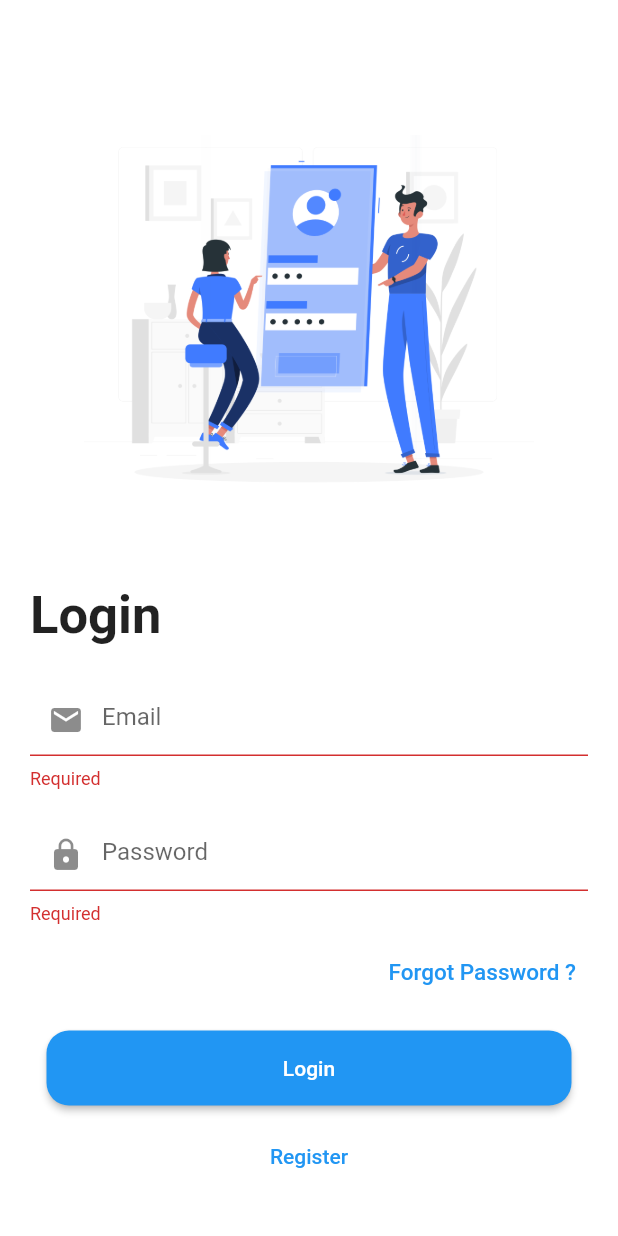
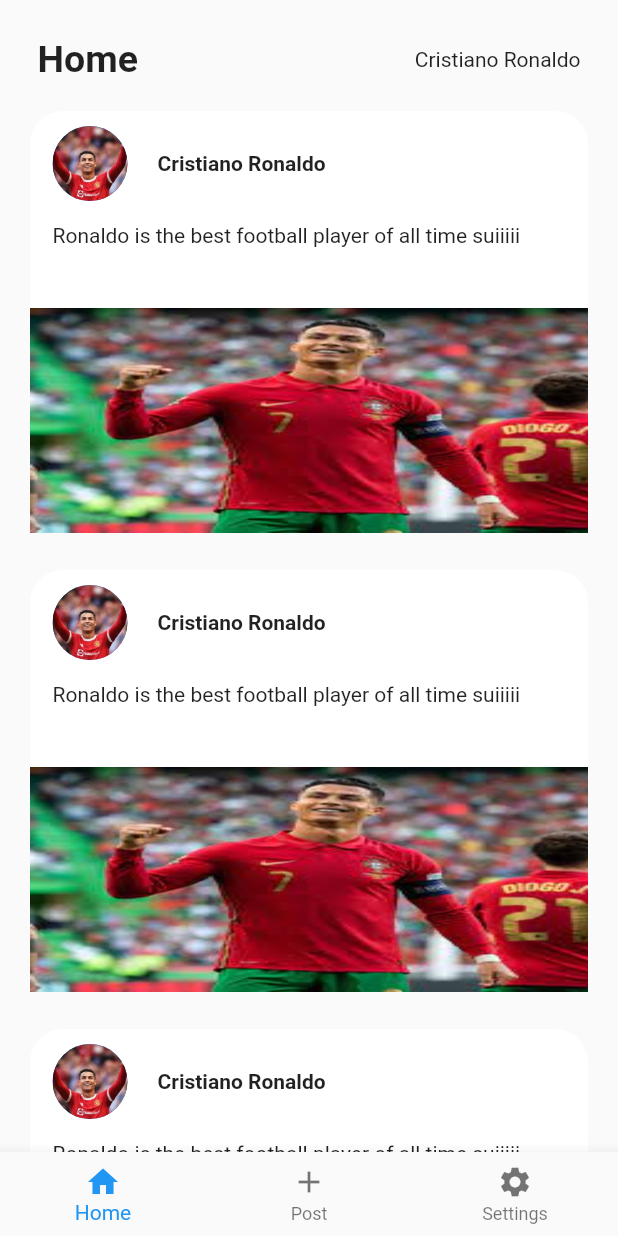
Before and after one commit to OmarOsama77/posts, a Flutter app: the screen it shows after launch, after a tap on "Login", on a phone screen of 412 x 824 dp. Run offline on Flutter 3.47's test engine with Material 2 defaults, Android fonts, the phone set to English and light mode, and no system bars.

Commit message:
post & home

```diff
--- a/lib/main.dart
+++ b/lib/main.dart
@@ -1,7 +1,10 @@
 import 'package:flutter/material.dart';
+import 'package:posts/providers/bottom_nav_bar_provider.dart';
 import 'package:posts/providers/register_view_model.dart';
-import 'package:posts/screens/login.dart';
-import 'package:posts/screens/signup.dart';
+import 'package:posts/screens/home.dart';
+import 'package:posts/screens/authentication_screens/login.dart';
+import 'package:posts/screens/navigation/bottom_navigation_bar.dart';
+import 'package:posts/screens/authentication_screens/signup.dart';
 import 'package:provider/provider.dart';
 
 void main() {
@@ -15,13 +18,16 @@ class MyApp extends StatelessWidget {
   Widget build(BuildContext context) {
     return MultiProvider(
       providers: [
-        ChangeNotifierProvider(create:(_)=>RegisterViewModel())
+        ChangeNotifierProvider(create:(_)=>RegisterViewModel()),
+        ChangeNotifierProvider(create:(_)=>NavigationProvider()),
       ],
       child: MaterialApp(
           initialRoute: '/',
         routes: {
             '/':(_)=>Login(),
-          '/signup':(_)=>Signup()
+          '/signup':(_)=>Signup(),
+          "/home":(_)=>Home(),
+          "/bottom_navigation_bar":(_)=>BottomNavigationScreen()
         },
       ),
     );
--- /dev/null
+++ b/lib/providers/bottom_nav_bar_provider.dart
@@ -0,0 +1,31 @@
+import 'package:flutter/material.dart';
+
+import '../screens/home.dart';
+import '../screens/posts.dart';
+import '../screens/setting.dart';
+
+class NavigationProvider with ChangeNotifier{
+  int currentIndex=0;
+
+  Widget navigation(int index){
+    switch (index){
+      case 0 : {
+        return Home();
+      }
+      case 1 : {
+        return AddPost();
+      }
+      case 2 :  {
+        return Setting();
+      }
+    }
+    return Home();
+  }
+
+  set setIndex(int index) {
+    this.currentIndex = index;
+    notifyListeners();
+  }
+
+
+}
--- a/lib/screens/login.dart
+++ b/lib/screens/authentication_screens/login.dart
@@ -66,15 +66,13 @@ class Login extends StatelessWidget {
                     ),
                     const    SizedBox(height: 15,),
                      Container(width: double.infinity,
-                       child: Column(crossAxisAlignment: CrossAxisAlignment.center,
+                       child: Column(crossAxisAlignment: CrossAxisAlignment.center,mainAxisAlignment: MainAxisAlignment.end,
                          children: [
                            SizedBox(
                              height: 50,
                               width: 350,
                              child: ElevatedButton(onPressed: (){
-                               if(myKey.currentState!.validate()){
-
-                               }
+                                Navigator.pushReplacementNamed(context, "/bottom_navigation_bar");
                              }, child: const Text("Login"),
                              style: ButtonStyle(
                                shape: MaterialStateProperty.all(RoundedRectangleBorder(
@@ -85,7 +83,7 @@ class Login extends StatelessWidget {
                            ),
                            const SizedBox(height: 10,),
                            TextButton(onPressed: (){
-                             Navigator.pushNamed(context, "/signup");
+                             Navigator.pushReplacementNamed(context, "/signup");
                            }, child:const  Text("Register"))
                          ],
                        ),
--- /dev/null
+++ b/lib/screens/home.dart
@@ -0,0 +1,48 @@
+import 'package:flutter/material.dart';
+import 'package:posts/screens/posts.dart';
+import 'package:posts/screens/setting.dart';
+
+import '../widgets/post_item.dart';
+
+class Home extends StatelessWidget {
+  const Home({Key? key}) : super(key: key);
+
+  @override
+  Widget build(BuildContext context) {
+    double screenWidth = MediaQuery.of(context).size.width;
+    double containerWidth = 0.8 * screenWidth;
+    return Scaffold(
+      body: SafeArea(
+        child: SingleChildScrollView(
+          child: Column(
+            children: [
+              Padding(
+                padding: const EdgeInsets.only(top: 25, left: 25, right: 25),
+                child: Row(
+                  mainAxisAlignment: MainAxisAlignment.spaceBetween,
+                  children: [
+                    Text(
+                      "Home",
+                      style: TextStyle(fontWeight: FontWeight.bold, fontSize: 25),
+                    ),
+                    Text(
+                      "Cristiano Ronaldo",
+                    )
+                  ],
+                ),
+              ),
+              SizedBox(height: 20,),
+              ListView.builder(
+                  shrinkWrap: true,
+                  physics: NeverScrollableScrollPhysics(),
+                  itemCount: 5,
+                  itemBuilder: (ctx, index) {
+                 return PostItem();
+                  })
+            ],
+          ),
+        ),
+      ),
+    );
+  }
+}
--- /dev/null
+++ b/lib/screens/navigation/bottom_navigation_bar.dart
@@ -0,0 +1,32 @@
+import 'package:flutter/material.dart';
+import 'package:posts/screens/posts.dart';
+import 'package:posts/screens/setting.dart';
+import 'package:provider/provider.dart';
+
+import '../../providers/bottom_nav_bar_provider.dart';
+import '../home.dart';
+
+class BottomNavigationScreen extends StatelessWidget {
+
+
+
+  @override
+  Widget build(BuildContext context) {
+final data = Provider.of<NavigationProvider>(context);
+    return Scaffold(
+      body: Consumer<NavigationProvider>(builder: (_,viewModel,child){
+          return viewModel.navigation(viewModel.currentIndex);
+      },) ,
+      bottomNavigationBar: BottomNavigationBar(
+          currentIndex: data.currentIndex,
+          onTap: (index){
+            data.setIndex=index;
+          },
+          items:[
+            BottomNavigationBarItem(icon:Icon(Icons.home),label: "Home"),
+            BottomNavigationBarItem(icon:Icon(Icons.add),label: "Post"),
+            BottomNavigationBarItem(icon:Icon(Icons.settings),label: "Settings"),
+          ]),
+    );
+  }
+}
--- /dev/null
+++ b/lib/widgets/post_item.dart
@@ -0,0 +1,60 @@
+import 'package:flutter/material.dart';
+
+class PostItem extends StatelessWidget {
+  const PostItem({Key? key}) : super(key: key);
+
+  @override
+  Widget build(BuildContext context) {
+        return Padding(
+      padding: const EdgeInsets.only( left: 20, right: 20,bottom: 25),
+      child: Container(
+        decoration: BoxDecoration(
+            borderRadius: BorderRadius.circular(22),
+            color: Color(0xFFFFFFFF)
+        ),
+        width: 270,
+
+        child: Column(
+          children: [
+            Padding(
+              padding: const EdgeInsets.only(left: 15, top: 10),
+              child: Row(
+                children: [
+                  CircleAvatar(
+                    radius: 25,
+                    backgroundImage: AssetImage("images/s.jpg"),
+                  ),
+                  SizedBox(
+                    width: 20,
+                  ),
+                  Text(
+                    "Cristiano Ronaldo",
+                    style: TextStyle(fontWeight: FontWeight.bold),
+                  ),
+                ],
+              ),
+            ),
+            Container(
+                alignment: Alignment.centerLeft,
+                padding: EdgeInsets.only(top: 15,left: 15,bottom: 20),
+                child: Column(crossAxisAlignment: CrossAxisAlignment.start,
+                  children: [
+                    Text("Ronaldo is the best football player of all time suiiiii"),
+                    SizedBox(height: 20,),
+                  ],
+                )
+            ),
+            Container(
+              width: double.infinity,
+              height: 150,
+              decoration: BoxDecoration(
+
+                  image:  DecorationImage(image:AssetImage("images/ronaldo.jpg"),fit: BoxFit.fill)
+              ),
+            )
+          ],
+        ),
+      ),
+    );
+  }
+}
--- a/pubspec.yaml
+++ b/pubspec.yaml
@@ -65,6 +65,8 @@ flutter:
    - images/login2.jpg
    - images/login3.png
    - images/register.png
+   - images/s.jpg
+   - images/ronaldo.jpg
 
 
   # An image asset can refer to one or more resolution-specific "variants", see
```
Also changed, not shown: lib/screens/authentication_screens/signup.dart (renamed from lib/screens/signup.dart, +5 -7 lines), lib/screens/posts.dart (added, +68 -0 lines), lib/screens/setting.dart (added, +42 -0 lines), images/ronaldo.jpg (added), images/s.jpg (added).
